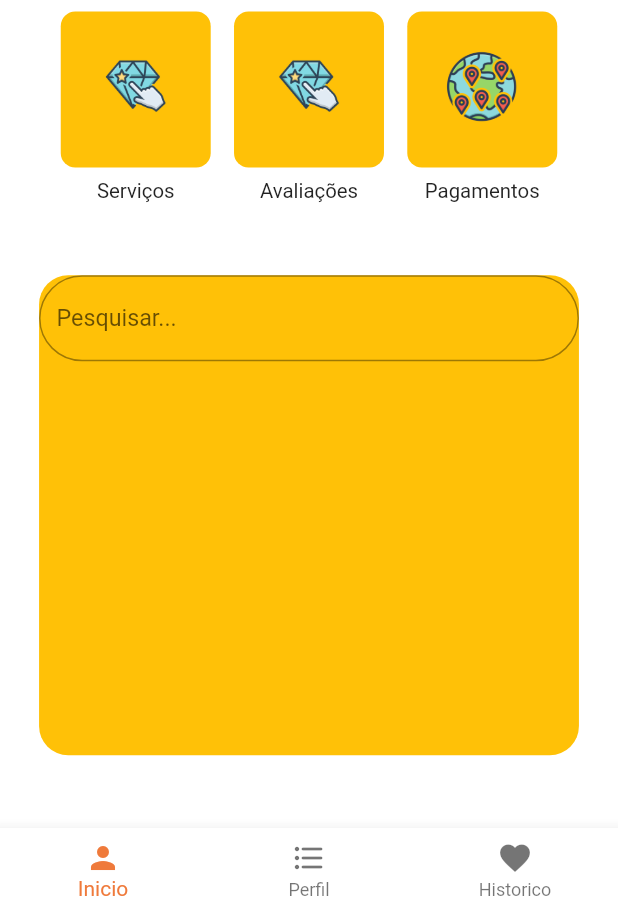
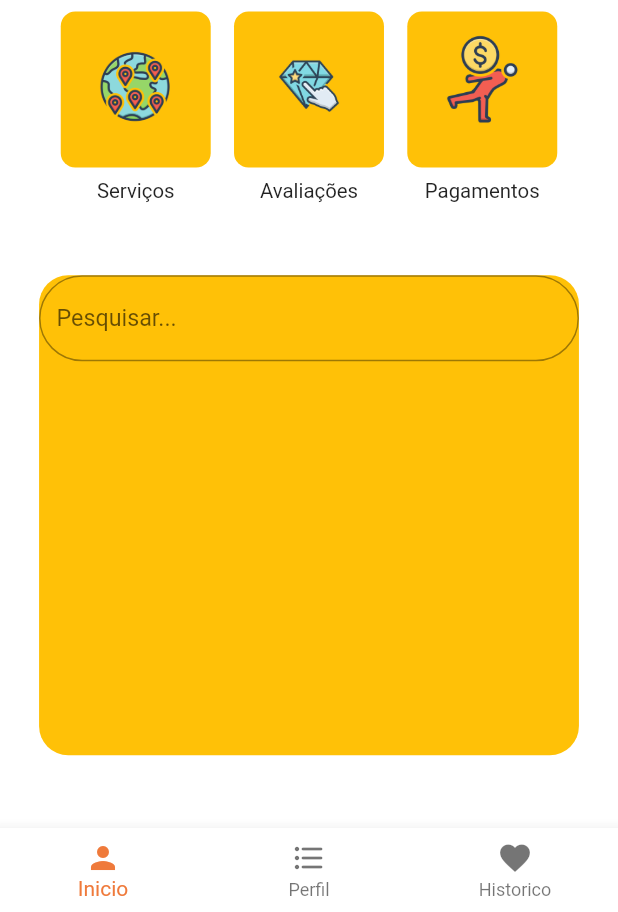
Before and after one commit to guimell/Andarilho, a Flutter app: the Inicio screen opened directly, on a phone screen of 412 x 824 dp, the part 324-1236 px from its top. Run offline on Flutter 3.47's test engine with Material 2 defaults, Android fonts, the phone set to English and light mode, and no system bars.

Commit message:
adicionando fotos ao seus devidos lugares

```diff
--- a/andarilho/lib/inicio.dart
+++ b/andarilho/lib/inicio.dart
@@ -61,7 +61,7 @@ class _InicioState extends State<Inicio> {
                             );
                           },
                           child: const InicioContainer(
-                            image: "assets/images/avaliacoes.png",
+                            image: "assets/images/Aplicativo Andarilho (7).png",
                           )),
                       const Text("Serviços")
                     ],
@@ -98,8 +98,7 @@ class _InicioState extends State<Inicio> {
                           );
                         },
                         child: const InicioContainer(
-                            image:
-                                "assets/images/Aplicativo Andarilho (7).png"),
+                            image: "assets/images/pagamentos.png"),
                       ),
                       const Text("Pagamentos")
                     ],
```
